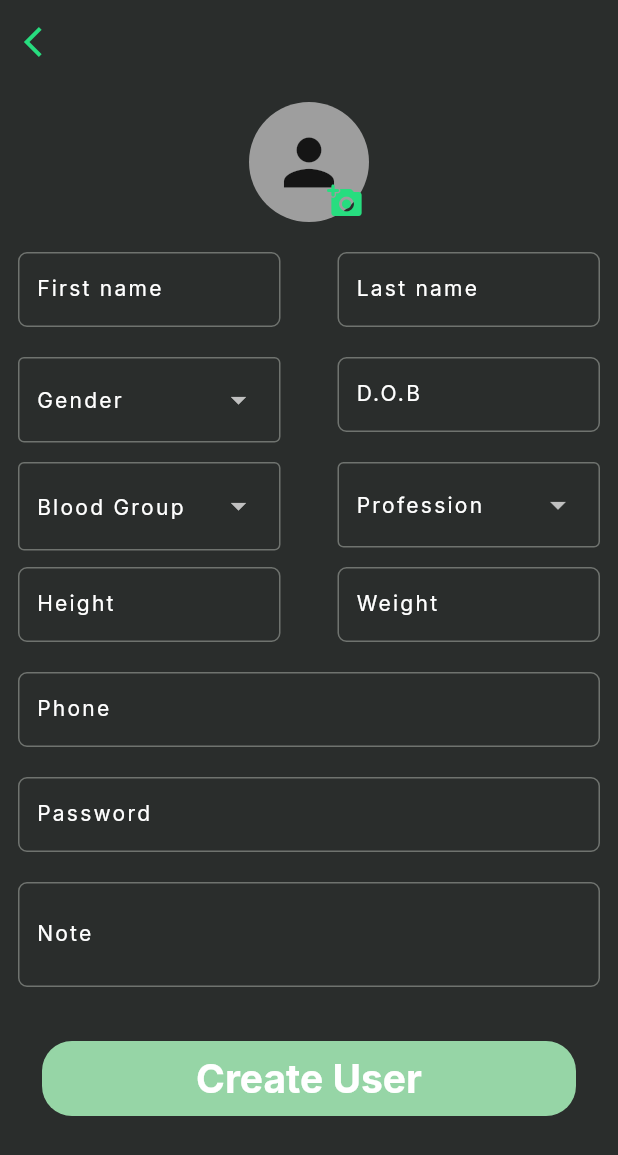
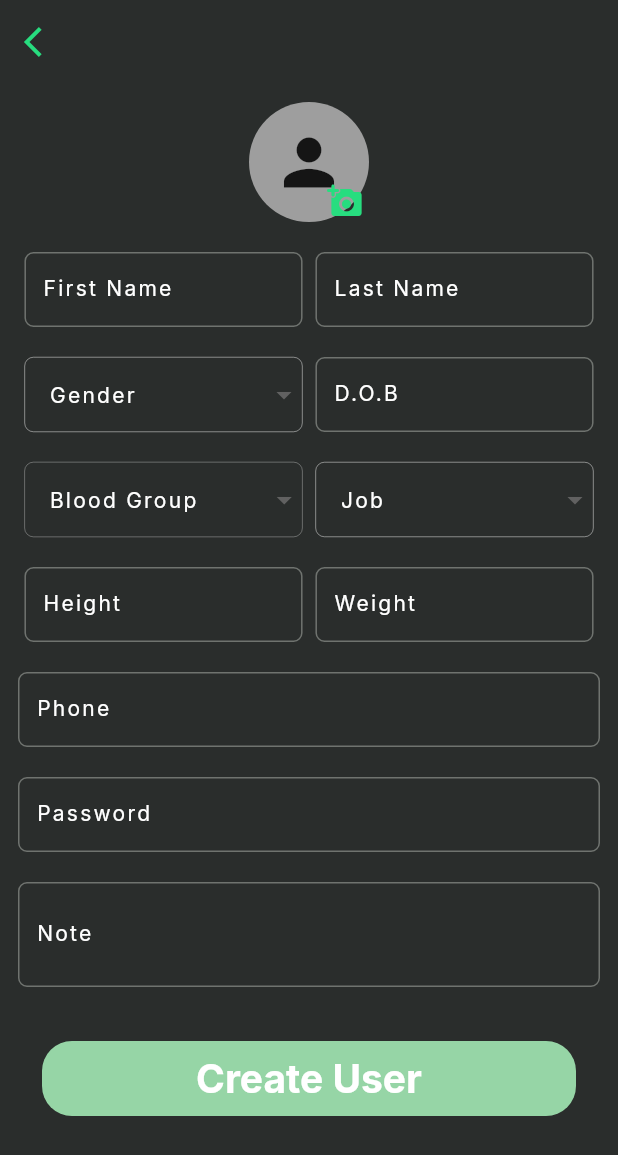
Before and after one commit to Vrindtime/PowerStone, a Flutter app: the screen it shows once a user with an empty profile is signed in, after a tap on the "add box" icon, on a phone screen of 412 x 824 dp. Shown: the top 1155 px of the screen. Run offline on Flutter 3.47's test engine with Material 3 defaults, Android fonts, the phone set to English and light mode, and no system bars; drawn by our look-alikes of dropdown_button2; our stand-ins replace cloud_firestore, firebase_auth, firebase_core, firebase_storage, google_fonts, image_picker and 2 more; accounts and stored records are empty; network calls fail.

Commit message:
fixed create scrren UI and filename changes

```diff
--- a/lib/common/view_user_list.dart
+++ b/lib/common/view_user_list.dart
@@ -1,6 +1,6 @@
 import 'package:cloud_firestore/cloud_firestore.dart';
 import 'package:flutter/material.dart';
-import 'package:powerstone/common/DotMenu.dart';
+import 'package:powerstone/common/dot_menu.dart';
 import 'package:powerstone/services/user_managment/firestore.dart';
 
 class ViewUserList extends StatelessWidget {
--- a/lib/main.dart
+++ b/lib/main.dart
@@ -1,4 +1,3 @@
-import 'package:firebase_auth/firebase_auth.dart';
 import 'package:flutter/material.dart';
 import 'package:firebase_core/firebase_core.dart';
 import 'package:powerstone/services/auth/auth_gate.dart';
@@ -10,11 +9,11 @@ void main() async {
   await Firebase.initializeApp(
     options: DefaultFirebaseOptions.currentPlatform,
 );
-  runApp(MainApp());
+  runApp(const MainApp());
 }
 
 class MainApp extends StatelessWidget {
-  MainApp({super.key});
+  const MainApp({super.key});
   @override
   Widget build(BuildContext context) {
     return MaterialApp(
--- a/lib/navigation_menu.dart
+++ b/lib/navigation_menu.dart
@@ -36,7 +36,7 @@ class _NavigationMenuState extends State<NavigationMenu> {
         const UserDetails(),
         const UserDetails(),
         const UserDetails(),
-        ChatPage(),
+        const ChatPage(),
       ][currentPage],
     );
   }
--- a/lib/pages/chat_room.dart
+++ b/lib/pages/chat_room.dart
@@ -63,7 +63,7 @@ class ChatRoom extends StatelessWidget {
         ),
       ),
       body: Padding(
-        padding: EdgeInsets.all(12),
+        padding: const EdgeInsets.all(12),
         child: Column(
           children: [
             //display all messages
@@ -80,7 +80,6 @@ class ChatRoom extends StatelessWidget {
   }
 
   Widget _buildMessageList() {
-    String senderID = _auth.currentUser!.uid;
     return StreamBuilder(
         stream: _chatService.getMessages(reciverID),
         builder: (context, snapshot) {
--- a/lib/pages/createUser.dart
+++ b/lib/pages/create_user.dart
@@ -6,8 +6,9 @@ import 'package:firebase_auth/firebase_auth.dart';
 import 'package:firebase_storage/firebase_storage.dart';
 import 'package:flutter/material.dart';
 import 'package:image_picker/image_picker.dart';
-import 'package:powerstone/pages/HomePage_toNav.dart';
+import 'package:powerstone/pages/nav_home_page.dart';
 import 'package:powerstone/services/user_managment/firestore.dart';
+import 'package:dropdown_button2/dropdown_button2.dart';
 
 class CreateUser extends StatefulWidget {
   const CreateUser({super.key});
@@ -111,6 +112,31 @@ class _CreateUserState extends State<CreateUser> {
     }
   }
 
+  String? selectedBloodGroup;
+  List<String> bloodGroups = [
+    'A+',
+    'A-',
+    'B+',
+    'B-',
+    'AB+',
+    'AB-',
+    'O+',
+    'O-',
+  ];
+
+  String? selectjob;
+  List<String> jobs = [
+    "Software Engineer",
+    "Web Developer",
+    "Data Scientist",
+    "UX/UI Designer",
+    "Network Engineer",
+    "Cloud Architect",
+  ];
+
+  String? selectgender;
+  List<String> genders = ["Male", "Fema", "Other"];
+
   @override
   Widget build(BuildContext context) {
     return Scaffold(
@@ -133,54 +159,54 @@ class _CreateUserState extends State<CreateUser> {
             width: double.infinity,
             child: Column(
               crossAxisAlignment: CrossAxisAlignment.center,
+              mainAxisAlignment: MainAxisAlignment.spaceEvenly,
               children: [
                 //Image Upload
-
-                PfpImageUpload(context),
+                pfpImageUpload(context),
                 SizedBox(
                   height: 20,
                 ),
                 Row(
-                  mainAxisAlignment: MainAxisAlignment.spaceBetween,
+                  mainAxisAlignment: MainAxisAlignment.spaceAround,
                   children: [
                     InputText(
                       controller: fnameController,
-                      label: "First name",
+                      label: "First Name",
                     ),
                     InputText(
                       controller: lnameController,
-                      label: "Last name",
+                      label: "Last Name",
                     ),
                   ],
                 ),
                 const SizedBox(height: 20),
                 Row(
-                  mainAxisAlignment: MainAxisAlignment.spaceBetween,
+                  mainAxisAlignment: MainAxisAlignment.spaceAround,
                   children: [
                     SizedBox(
                       height: 50,
-                      width: 175,
+                      width: MediaQuery.of(context).size.width * 0.45,
                       child: genderDrowdown(context),
                     ),
                     SizedBox(
                       height: 50,
-                      width: 175,
+                      width: MediaQuery.of(context).size.width * 0.45,
                       child: selectDOB(context),
                     ),
                   ],
                 ),
                 const SizedBox(height: 20),
                 Row(
-                  mainAxisAlignment: MainAxisAlignment.spaceBetween,
+                  mainAxisAlignment: MainAxisAlignment.spaceAround,
                   children: [
                     SizedBox(
                       height: 50,
-                      width: 175,
-                      child: bloodgroupDropDown(context),
+                      width: MediaQuery.of(context).size.width * 0.45,
+                      child: bloodgroupDDB(context),
                     ),
                     SizedBox(
                       height: 50,
-                      width: 175,
+                      width: MediaQuery.of(context).size.width * 0.45,
                       child: jobDropdown(context),
                     ),
                   ],
@@ -189,7 +215,7 @@ class _CreateUserState extends State<CreateUser> {
                   height: 20,
                 ),
                 Row(
-                  mainAxisAlignment: MainAxisAlignment.spaceBetween,
+                  mainAxisAlignment: MainAxisAlignment.spaceAround,
                   children: [
                     InputText(
                       controller: heightController,
@@ -219,6 +245,7 @@ class _CreateUserState extends State<CreateUser> {
                 SizedBox(
                   height: 20,
                 ),
+                //login btn
                 Padding(
                   padding: const EdgeInsets.all(16.0),
                   child: createUserbtn(context),
@@ -231,6 +258,7 @@ class _CreateUserState extends State<CreateUser> {
     );
   }
 
+  //login btn
   GestureDetector createUserbtn(BuildContext context) {
     return GestureDetector(
       onTap: () async {
@@ -291,58 +319,102 @@ class _CreateUserState extends State<CreateUser> {
     );
   }
 
-  DropdownMenu<Text> jobDropdown(BuildContext context) {
-    return DropdownMenu(
-      controller: jobController,
-      label: Text(
-        "Profession",
-        style: Theme.of(context).textTheme.labelSmall,
+  DropdownButtonHideUnderline jobDropdown(BuildContext context) {
+    return DropdownButtonHideUnderline(
+      child: Flexible(
+        child: SizedBox(
+          child: DropdownButton2(
+            isExpanded:  true,
+            hint: Flexible(
+              child: Text(
+                "Job",
+                style: Theme.of(context).textTheme.labelSmall,
+                overflow: TextOverflow.clip,
+              ),
+            ),
+            value: selectjob,
+            buttonStyleData: ButtonStyleData(
+              decoration: BoxDecoration(
+                borderRadius: BorderRadius.circular(6),
+                border: Border.all(color: Colors.white, width: 0.3),
+                color: Theme.of(context).scaffoldBackgroundColor,
+              ),
+              elevation: 0,
+            ),
+            onChanged: (String? value) {
+              setState(() {
+                selectjob = value;
+              });
+            },
+            items: jobs
+                .map((String item) => DropdownMenuItem<String>(
+                      value: item,
+                      child: Text(
+                        item,
+                        style: Theme.of(context).textTheme.labelMedium,
+                        overflow: TextOverflow.clip,
+                      ),
+                    ))
+                .toList(),
+            dropdownStyleData: DropdownStyleData(
+              maxHeight: MediaQuery.of(context).size.width * 0.8,
+              decoration: BoxDecoration(
+                borderRadius: BorderRadius.circular(14),
+              ),
+              offset: const Offset(-10, 0),
+              scrollbarTheme: ScrollbarThemeData(
+                radius: const Radius.circular(40),
+                thickness: MaterialStateProperty.all(3),
+                thumbVisibility: MaterialStateProperty.all(true),
+              ),
+            ),
+          ),
+        ),
       ),
-      width: 175,
-      enableFilter: true,
-      textStyle: Theme.of(context).textTheme.labelSmall,
-      dropdownMenuEntries: [
-        DropdownMenuEntry(
-            value: Text("Software Engineer"), label: "Software Engineer"),
-        DropdownMenuEntry(value: Text("Web Developer"), label: "Web Developer"),
-        DropdownMenuEntry(
-            value: Text("Data Scientist"), label: "Data Scientist"),
-        DropdownMenuEntry(
-            value: Text("UX/UI Designer"), label: "UX/UI Designer"),
-        DropdownMenuEntry(
-            value: Text("Network Engineer"), label: "Network Engineer"),
-        DropdownMenuEntry(
-            value: Text("Cybersecurity Analyst"),
-            label: "Cybersecurity Analyst"),
-        DropdownMenuEntry(
-            value: Text("Cloud Architect"), label: "Cloud Architect"),
-        DropdownMenuEntry(
-            value: Text("Database Administrator"),
-            label: "Database Administrator"),
-      ],
     );
   }
 
-  DropdownMenu<Text> bloodgroupDropDown(BuildContext context) {
-    return DropdownMenu(
-      textStyle: TextStyle(fontSize: 16.0),
-      controller: bloodController,
-      label: Text(
-        "Blood Group",
-        style: Theme.of(context).textTheme.labelSmall,
+  DropdownButtonHideUnderline bloodgroupDDB(BuildContext context) {
+    return DropdownButtonHideUnderline(
+      child: DropdownButton2(
+        hint:
+            Text("Blood Group", style: Theme.of(context).textTheme.labelSmall),
+        value: selectedBloodGroup,
+        buttonStyleData: ButtonStyleData(
+          decoration: BoxDecoration(
+            borderRadius: BorderRadius.circular(6),
+            border: Border.all(color: Colors.white, width: 0.2),
+            color: Theme.of(context).scaffoldBackgroundColor,
+          ),
+          elevation: 0,
+        ),
+        onChanged: (String? value) {
+          setState(() {
+            selectedBloodGroup = value;
+          });
+        },
+        items: bloodGroups
+            .map((String item) => DropdownMenuItem<String>(
+                  value: item,
+                  child: Text(
+                    item,
+                    style: Theme.of(context).textTheme.labelMedium,
+                  ),
+                ))
+            .toList(),
+        dropdownStyleData: DropdownStyleData(
+          maxHeight: MediaQuery.of(context).size.width * 0.8,
+          decoration: BoxDecoration(
+            borderRadius: BorderRadius.circular(14),
+          ),
+          offset: const Offset(-20, 0),
+          scrollbarTheme: ScrollbarThemeData(
+            radius: const Radius.circular(40),
+            thickness: MaterialStateProperty.all(3),
+            thumbVisibility: MaterialStateProperty.all(true),
+          ),
+        ),
       ),
-      width: 175,
-      enableFilter: true,
-      dropdownMenuEntries: [
-        DropdownMenuEntry(value: Text("A+"), label: "A+"),
-        DropdownMenuEntry(value: Text("A-"), label: "A-"),
-        DropdownMenuEntry(value: Text("B+"), label: "B+"),
-        DropdownMenuEntry(value: Text("B-"), label: "B-"),
-        DropdownMenuEntry(value: Text("AB+"), label: "AB+"),
-        DropdownMenuEntry(value: Text("AB-"), label: "AB-"),
-        DropdownMenuEntry(value: Text("O+"), label: "O+"),
-        DropdownMenuEntry(value: Text("O-"), label: "O-"),
-      ],
     );
   }
 
@@ -371,35 +443,42 @@ class _CreateUserState extends State<CreateUser> {
     );
   }
 
-  DropdownMenu<Text> genderDrowdown(BuildContext context) {
-    return DropdownMenu(
-      controller: genderController,
-      label: Text(
-        "Gender",
-        style: Theme.of(context).textTheme.labelSmall,
+  DropdownButtonHideUnderline genderDrowdown(BuildContext context) {
+    return DropdownButtonHideUnderline(
+      child: DropdownButton2(
+        isExpanded: false,
+        hint: Text(
+          "Gender",
+          style: Theme.of(context).textTheme.labelSmall,
+        ),
+        value: selectgender,
+        buttonStyleData: ButtonStyleData(
+          decoration: BoxDecoration(
+            borderRadius: BorderRadius.circular(6),
+            border: Border.all(color: Colors.white, width: 0.3),
+            color: Theme.of(context).scaffoldBackgroundColor,
+          ),
+          elevation: 0,
+        ),
+        onChanged: (String? value) {
+          setState(() {
+            selectgender = value;
+          });
+        },
+        items: genders
+            .map((String item) => DropdownMenuItem<String>(
+                  value: item,
+                  child: Text(
+                    item,
+                    style: Theme.of(context).textTheme.labelMedium,
+                  ),
+                ))
+            .toList(),
       ),
-      width: 175,
-      enableFilter: true,
-      textStyle: Theme.of(context).textTheme.labelSmall,
-      dropdownMenuEntries: [
-        DropdownMenuEntry(
-            value: Text(
-              "male",
-              style: Theme.of(context).textTheme.labelSmall,
-            ),
-            label: "Male"),
-        DropdownMenuEntry(
-            value: Text(
-              "female",
-              style: TextStyle(fontSize: 12),
-            ),
-            label: "Female"),
-        DropdownMenuEntry(value: Text("other"), label: "Other"),
-      ],
     );
   }
 
-  Widget PfpImageUpload(BuildContext context) {
+  Widget pfpImageUpload(BuildContext context) {
     return StatefulBuilder(builder: (context, setState) {
       return Stack(
         children: [
@@ -463,7 +542,7 @@ class InputText extends StatelessWidget {
   Widget build(BuildContext context) {
     return SizedBox(
       height: 50,
-      width: 175,
+      width: MediaQuery.of(context).size.width * 0.45,
       child: TextField(
         keyboardType: (label == 'Height' || label == 'Weight')
             ? TextInputType.number
--- a/lib/pages/loginPage.dart
+++ b/lib/pages/loginPage.dart
@@ -6,7 +6,7 @@ import 'package:flutter/material.dart';
 import 'package:firebase_auth/firebase_auth.dart';
 import 'package:lottie/lottie.dart';
 import 'package:powerstone/common/logo.dart';
-import 'package:powerstone/pages/HomePage_toNav.dart';
+import 'package:powerstone/pages/nav_home_page.dart';
 import 'package:powerstone/pages/welcome_page.dart';
 
 class LoginPage extends StatefulWidget {
--- a/lib/pages/userdetails.dart
+++ b/lib/pages/userdetails.dart
@@ -3,7 +3,7 @@ import 'package:flutter/material.dart';
 import 'package:powerstone/common/notification.dart';
 import 'package:powerstone/common/view_user_list.dart';
 import 'package:powerstone/pages/loginPage.dart';
-import 'package:powerstone/pages/createUser.dart';
+import 'package:powerstone/pages/create_user.dart';
 import 'package:powerstone/services/user_managment/firestore.dart';
 
 class UserDetails extends StatefulWidget {
@@ -56,7 +56,7 @@ class _UserDetailsState extends State<UserDetails> {
           color: Theme.of(context).primaryColor,
           onPressed: () {
             Navigator.of(context)
-                .push(MaterialPageRoute(builder: (context) => CreateUser()));
+                .push(MaterialPageRoute(builder: (context) => const CreateUser()));
           },
         )
       ],
--- a/lib/services/auth/auth_gate.dart
+++ b/lib/services/auth/auth_gate.dart
@@ -1,6 +1,6 @@
 import 'package:firebase_auth/firebase_auth.dart';
 import 'package:flutter/material.dart';
-import 'package:powerstone/pages/HomePage_toNav.dart';
+import 'package:powerstone/pages/nav_home_page.dart';
 import 'package:powerstone/pages/welcome_page.dart';
 
 class AuthGate extends StatelessWidget {
--- a/lib/services/theme.dart
+++ b/lib/services/theme.dart
@@ -26,6 +26,6 @@ ThemeData apptheme = ThemeData(
       fontWeight: FontWeight.w400,
       color: Colors.white,
     ),
-    titleMedium: TextStyle(fontSize: 12), // later on specific elements
+    titleMedium: const TextStyle(fontSize: 12), // later on specific elements
   ),
 );
--- a/lib/services/user_managment/firestore.dart
+++ b/lib/services/user_managment/firestore.dart
@@ -20,26 +20,26 @@ class FirestoreServices {
     String imageUrl
   ) {
     // Convert all string values to lowercase
-    firstName = firstName?.toLowerCase() ?? "nil";
-    lastName = lastName?.toLowerCase() ?? "nil";
-    gender = gender?.toLowerCase() ?? "nil";
-    job = job?.toLowerCase() ?? "nil";
-    note = note?.toLowerCase() ?? "nil";
+    firstName = firstName.toLowerCase();
+    lastName = lastName.toLowerCase();
+    gender = gender.toLowerCase();
+    job = job.toLowerCase();
+    note = note.toLowerCase();
 
     // Add the user to Firestore
     return _userCollection.add({
       'firstName': firstName,
       'lastName': lastName,
-      'dateOfBirth': dateOfBirth ?? "nil",
+      'dateOfBirth': dateOfBirth,
       'gender': gender,
       'job': job,
-      'bloodGroup': bloodGroup??"nil",
-      'height': height ?? "nil",
-      'weight': weight ?? "nil",
+      'bloodGroup': bloodGroup,
+      'height': height,
+      'weight': weight,
       'phone': phone,
-      'password': password??"nil",
+      'password': password,
       'note': note,
-      'image':imageUrl??"nil",
+      'image':imageUrl,
     });
   }
 
@@ -52,7 +52,7 @@ class FirestoreServices {
   //READ
   Stream<QuerySnapshot> getUserDetails(String value) {
     Query userstream = _userCollection.orderBy('firstName', descending: false);
-    if (value != null && value.isNotEmpty) {
+    if (value.isNotEmpty) {
       String searchValue =
           value.toLowerCase(); // Convert search value to lowercase
       String endValue = searchValue.substring(0, searchValue.length - 1) +String.fromCharCode(searchValue.codeUnitAt(searchValue.length - 1) + 1);
```
Also changed, not shown: pubspec.yaml (+6 -5 lines), lib/common/dot_menu.dart (renamed from lib/common/DotMenu.dart), lib/pages/nav_home_page.dart (renamed from lib/pages/HomePage_toNav.dart), pubspec.lock.
